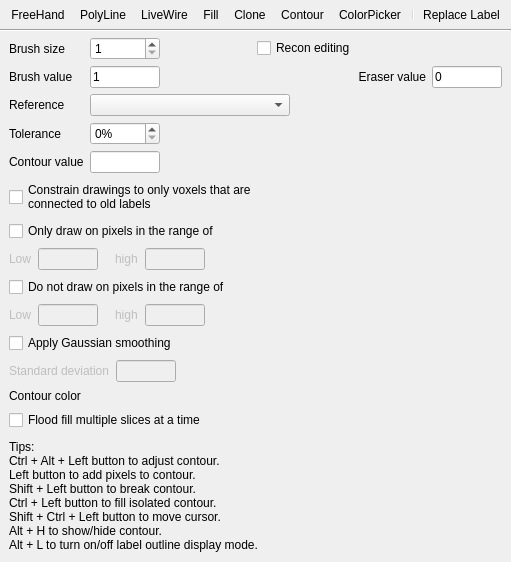
freesurfer/freesurfer, file freeview/ToolWindowEdit.ui: the form before one commit.
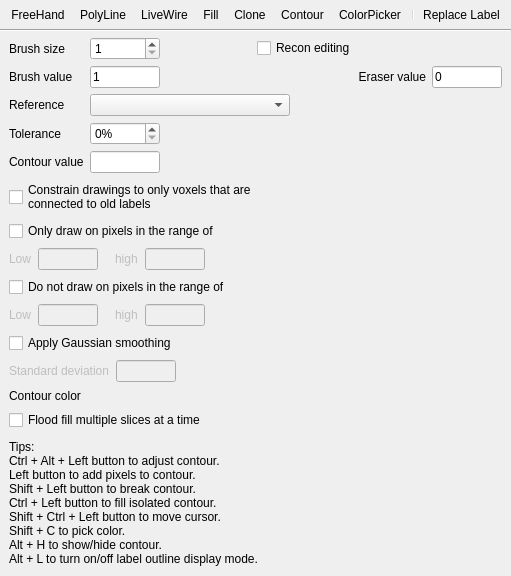
The form after the commit. Icons and pictures are not drawn. Custom widgets are drawn as their Qt base class.

The edit to the form file:
```diff
--- a/freeview/ToolWindowEdit.ui
+++ b/freeview/ToolWindowEdit.ui
@@ -6,8 +6,8 @@
    <rect>
     <x>0</x>
     <y>0</y>
-    <width>326</width>
-    <height>629</height>
+    <width>336</width>
+    <height>642</height>
    </rect>
   </property>
   <property name="sizePolicy">
@@ -571,6 +571,7 @@
 Shift + Left button to break contour.
 Ctrl + Left button to fill isolated contour.
 Shift + Ctrl + Left button to move cursor.
+Shift + C to pick color.
 Alt + H to show/hide contour.
 Alt + L to turn on/off label outline display mode.</string>
        </property>
```
